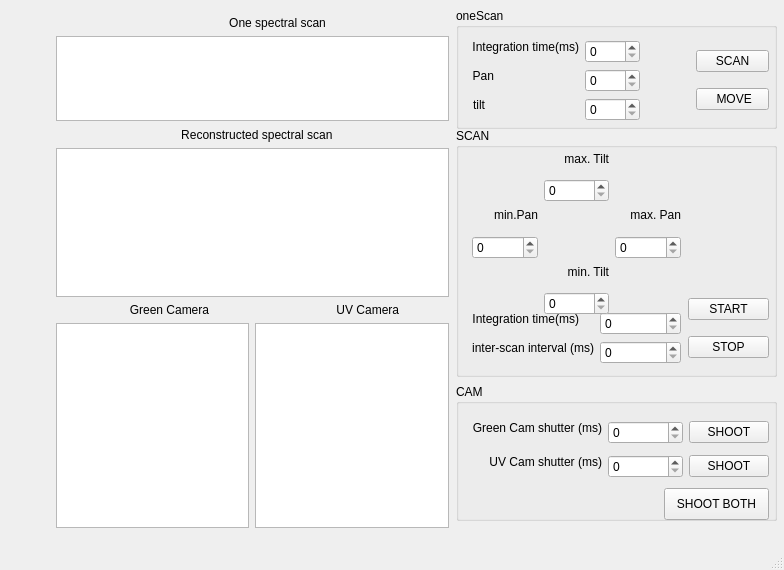
This is GUI/SCAM_gui.ui in DYYDMC/SCAM as Qt 5 draws it before an edit. The edited form follows.
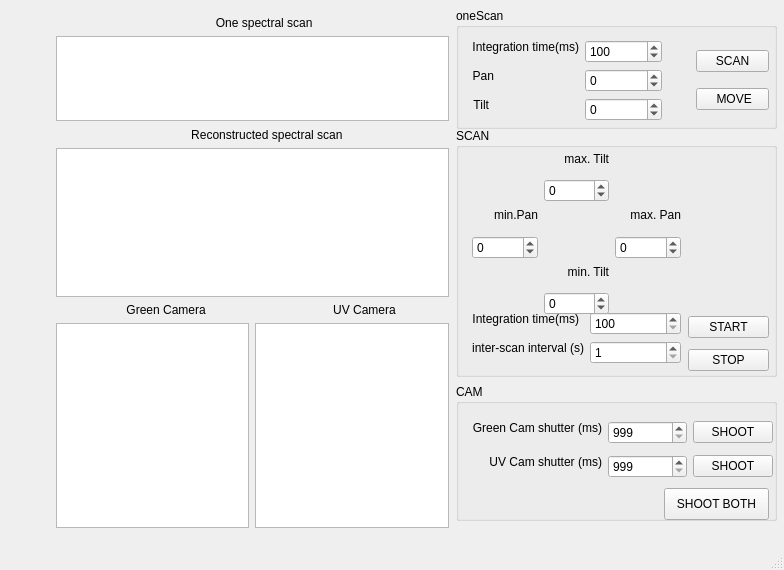
This is the edited form. Icons and pictures are not drawn.

Commit message: current satisfied version

Patch:
```diff
--- a/GUI/SCAM_gui.ui
+++ b/GUI/SCAM_gui.ui
@@ -61,7 +61,7 @@
       <rect>
        <x>16</x>
        <y>32</y>
-       <width>168</width>
+       <width>190</width>
        <height>85</height>
       </rect>
      </property>
@@ -80,7 +80,20 @@
        </widget>
       </item>
       <item row="0" column="1">
-       <widget class="QSpinBox" name="spinBox_int_oneScan"/>
+       <widget class="QSpinBox" name="spinBox_int_oneScan">
+        <property name="minimum">
+         <number>1</number>
+        </property>
+        <property name="maximum">
+         <number>10000</number>
+        </property>
+        <property name="singleStep">
+         <number>50</number>
+        </property>
+        <property name="value">
+         <number>100</number>
+        </property>
+       </widget>
       </item>
       <item row="1" column="0">
        <widget class="QLabel" name="label_pan">
@@ -96,7 +109,17 @@
        </widget>
       </item>
       <item row="1" column="1">
-       <widget class="QSpinBox" name="spinBox_pan"/>
+       <widget class="QSpinBox" name="spinBox_pan">
+        <property name="minimum">
+         <number>-90</number>
+        </property>
+        <property name="maximum">
+         <number>90</number>
+        </property>
+        <property name="singleStep">
+         <number>2</number>
+        </property>
+       </widget>
       </item>
       <item row="2" column="0">
        <widget class="QLabel" name="label_tilt">
@@ -104,7 +127,7 @@
          <enum>Qt::LayoutDirection::LeftToRight</enum>
         </property>
         <property name="text">
-         <string>tilt</string>
+         <string>Tilt</string>
         </property>
         <property name="alignment">
          <set>Qt::AlignmentFlag::AlignRight|Qt::AlignmentFlag::AlignTop|Qt::AlignmentFlag::AlignTrailing</set>
@@ -112,7 +135,17 @@
        </widget>
       </item>
       <item row="2" column="1">
-       <widget class="QSpinBox" name="spinBox_tilt"/>
+       <widget class="QSpinBox" name="spinBox_tilt">
+        <property name="minimum">
+         <number>-90</number>
+        </property>
+        <property name="maximum">
+         <number>90</number>
+        </property>
+        <property name="singleStep">
+         <number>2</number>
+        </property>
+       </widget>
       </item>
      </layout>
     </widget>
@@ -159,9 +192,9 @@
      <property name="geometry">
       <rect>
        <x>232</x>
-       <y>160</y>
+       <y>183</y>
        <width>81</width>
-       <height>80</height>
+       <height>66</height>
       </rect>
      </property>
      <layout class="QVBoxLayout" name="verticalLayout_cali_exe">
@@ -192,10 +225,27 @@
      </property>
      <layout class="QFormLayout" name="formLayout_scan_times">
       <item row="0" column="1">
-       <widget class="QSpinBox" name="spinBox_int_caliScan"/>
+       <widget class="QSpinBox" name="spinBox_int_caliScan">
+        <property name="minimum">
+         <number>100</number>
+        </property>
+        <property name="maximum">
+         <number>10000</number>
+        </property>
+        <property name="singleStep">
+         <number>50</number>
+        </property>
+       </widget>
       </item>
       <item row="1" column="1">
-       <widget class="QSpinBox" name="spinBox_isi_caliScan"/>
+       <widget class="QSpinBox" name="spinBox_isi_caliScan">
+        <property name="minimum">
+         <number>1</number>
+        </property>
+        <property name="maximum">
+         <number>10</number>
+        </property>
+       </widget>
       </item>
       <item row="0" column="0">
        <widget class="QLabel" name="label_int_caliScan">
@@ -216,7 +266,7 @@
          <enum>Qt::LayoutDirection::LeftToRight</enum>
         </property>
         <property name="text">
-         <string>inter-scan interval (ms)</string>
+         <string>inter-scan interval (s)</string>
         </property>
         <property name="alignment">
          <set>Qt::AlignmentFlag::AlignRight|Qt::AlignmentFlag::AlignTop|Qt::AlignmentFlag::AlignTrailing</set>
@@ -236,7 +286,17 @@
      </property>
      <layout class="QGridLayout" name="gridLayout_scan_motors">
       <item row="8" column="1">
-       <widget class="QSpinBox" name="spinBox_min_tilt"/>
+       <widget class="QSpinBox" name="spinBox_min_tilt">
+        <property name="minimum">
+         <number>-90</number>
+        </property>
+        <property name="maximum">
+         <number>90</number>
+        </property>
+        <property name="singleStep">
+         <number>2</number>
+        </property>
+       </widget>
       </item>
       <item row="2" column="0">
        <widget class="QLabel" name="label_min_pan">
@@ -265,10 +325,30 @@
        </widget>
       </item>
       <item row="3" column="2">
-       <widget class="QSpinBox" name="spinBox_max_pan"/>
+       <widget class="QSpinBox" name="spinBox_max_pan">
+        <property name="minimum">
+         <number>-90</number>
+        </property>
+        <property name="maximum">
+         <number>90</number>
+        </property>
+        <property name="singleStep">
+         <number>2</number>
+        </property>
+       </widget>
       </item>
       <item row="1" column="1">
-       <widget class="QSpinBox" name="spinBox_max_tilt"/>
+       <widget class="QSpinBox" name="spinBox_max_tilt">
+        <property name="minimum">
+         <number>-90</number>
+        </property>
+        <property name="maximum">
+         <number>90</number>
+        </property>
+        <property name="singleStep">
+         <number>2</number>
+        </property>
+       </widget>
       </item>
       <item row="2" column="2">
        <widget class="QLabel" name="label_max_pan">
@@ -284,7 +364,17 @@
        </widget>
       </item>
       <item row="3" column="0">
-       <widget class="QSpinBox" name="spinBox_min_pan"/>
+       <widget class="QSpinBox" name="spinBox_min_pan">
+        <property name="minimum">
+         <number>-90</number>
+        </property>
+        <property name="maximum">
+         <number>90</number>
+        </property>
+        <property name="singleStep">
+         <number>2</number>
+        </property>
+       </widget>
       </item>
       <item row="7" column="1">
        <widget class="QLabel" name="label_min_tilt">
@@ -319,7 +409,7 @@
       <rect>
        <x>16</x>
        <y>32</y>
-       <width>297</width>
+       <width>301</width>
        <height>68</height>
       </rect>
      </property>
@@ -345,10 +435,30 @@
        </widget>
       </item>
       <item row="0" column="1">
-       <widget class="QSpinBox" name="spinBox_green_shutter"/>
+       <widget class="QSpinBox" name="spinBox_green_shutter">
+        <property name="minimum">
+         <number>999</number>
+        </property>
+        <property name="maximum">
+         <number>10000</number>
+        </property>
+        <property name="singleStep">
+         <number>50</number>
+        </property>
+       </widget>
       </item>
       <item row="1" column="1">
-       <widget class="QSpinBox" name="spinBox_uv_shutter"/>
+       <widget class="QSpinBox" name="spinBox_uv_shutter">
+        <property name="minimum">
+         <number>999</number>
+        </property>
+        <property name="maximum">
+         <number>10000</number>
+        </property>
+        <property name="singleStep">
+         <number>50</number>
+        </property>
+       </widget>
       </item>
       <item row="0" column="0">
        <widget class="QLabel" name="label_green_shutter">
@@ -402,7 +512,7 @@
         <enum>Qt::LayoutDirection::LeftToRight</enum>
        </property>
        <property name="text">
-        <string>Green Camera            </string>
+        <string>Green Camera             </string>
        </property>
        <property name="alignment">
         <set>Qt::AlignmentFlag::AlignRight|Qt::AlignmentFlag::AlignTop|Qt::AlignmentFlag::AlignTrailing</set>
@@ -415,7 +525,7 @@
         <enum>Qt::LayoutDirection::LeftToRight</enum>
        </property>
        <property name="text">
-        <string>UV Camera               </string>
+        <string>UV Camera                </string>
        </property>
        <property name="alignment">
         <set>Qt::AlignmentFlag::AlignRight|Qt::AlignmentFlag::AlignTop|Qt::AlignmentFlag::AlignTrailing</set>
@@ -446,7 +556,7 @@
         <enum>Qt::LayoutDirection::LeftToRight</enum>
        </property>
        <property name="text">
-        <string>Reconstructed spectral scan                                   </string>
+        <string> Reconstructed spectral scan                                </string>
        </property>
        <property name="alignment">
         <set>Qt::AlignmentFlag::AlignRight|Qt::AlignmentFlag::AlignTop|Qt::AlignmentFlag::AlignTrailing</set>
@@ -474,7 +584,7 @@
         <enum>Qt::LayoutDirection::LeftToRight</enum>
        </property>
        <property name="text">
-        <string>One spectral scan                                     </string>
+        <string>One spectral scan                                         </string>
        </property>
        <property name="alignment">
         <set>Qt::AlignmentFlag::AlignRight|Qt::AlignmentFlag::AlignTop|Qt::AlignmentFlag::AlignTrailing</set>
```
